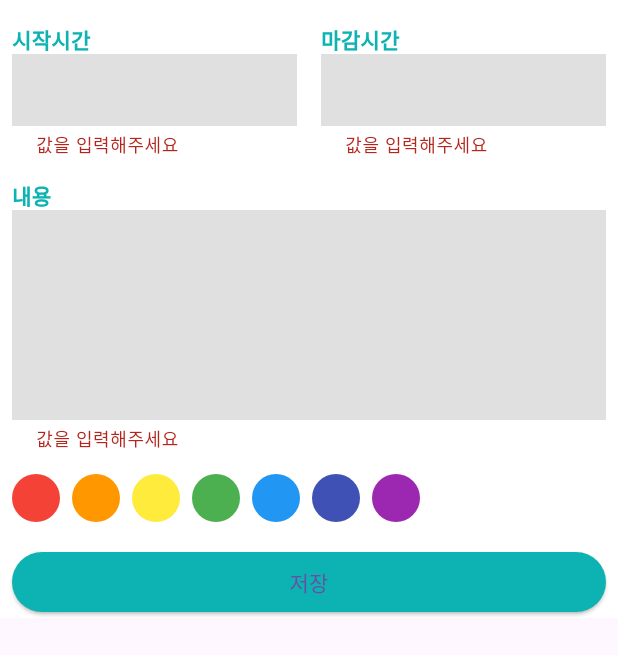
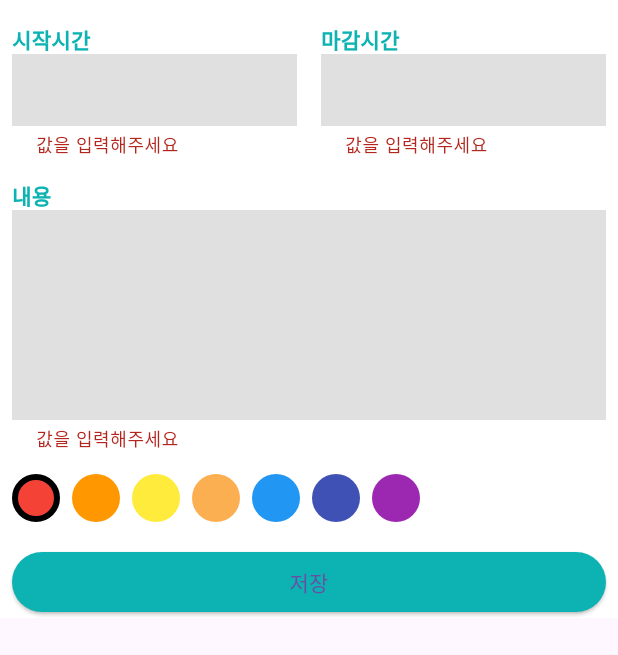
Before and after one commit to mxpower2k/calendar_scheduler, a Flutter app: the ScheduleBottomSheet widget shown alone on an empty page, opened directly, on a phone screen of 412 x 824 dp. Shown: the top 655 px of the screen. Run offline on Flutter 3.47's test engine with Material 3 defaults, Android fonts, the phone set to English and light mode, and no system bars; our stand-ins replace drift, get_it, table_calendar; accounts and stored records are empty; generated files the repository leaves out were written again.

Commit message:
2월28일 삼실 작업내용

```diff
--- a/lib/component/schedule_bottom_sheet.dart
+++ b/lib/component/schedule_bottom_sheet.dart
@@ -1,5 +1,9 @@
 import 'package:calendar_scheduler/const/colors.dart';
+import 'package:calendar_scheduler/database/drift_database.dart';
+import 'package:calendar_scheduler/model/category_color.dart';
 import 'package:flutter/material.dart';
+import 'package:get_it/get_it.dart';
+import 'package:calendar_scheduler/database/drift_database.dart';
 
 import 'custom_text_field.dart';
 
@@ -16,13 +20,11 @@ class _ScheduleBottomSheetState extends State<ScheduleBottomSheet> {
   int? startTime;
   int? endTime;
   String? content;
+  int? selectedColorId;
 
   @override
   Widget build(BuildContext context) {
-    final bottomInset = MediaQuery
-        .of(context)
-        .viewInsets
-        .bottom;
+    final bottomInset = MediaQuery.of(context).viewInsets.bottom;
     return GestureDetector(
       onTap: () {
         FocusScope.of(context).requestFocus(FocusNode());
@@ -30,10 +32,7 @@ class _ScheduleBottomSheetState extends State<ScheduleBottomSheet> {
       child: SafeArea(
         child: Container(
           color: Colors.white,
-          height: MediaQuery
-              .of(context)
-              .size
-              .height / 2 + bottomInset,
+          height: MediaQuery.of(context).size.height / 2 + bottomInset,
           child: Padding(
             padding: EdgeInsets.only(bottom: bottomInset),
             child: Padding(
@@ -44,20 +43,41 @@ class _ScheduleBottomSheetState extends State<ScheduleBottomSheet> {
                 child: Column(
                   crossAxisAlignment: CrossAxisAlignment.start,
                   children: [
-                    _Time(onStartSaved: (String? val) {
+                    _Time(
+                      onStartSaved: (String? val) {
                         startTime = int.parse(val!);
                       },
                       onEndSaved: (String? val) {
                         endTime = int.parse(val!);
-                      },),
+                      },
+                    ),
                     SizedBox(
                       height: 16.0,
                     ),
-                    _Content(onSaved: (String? val) {
+                    _Content(
+                      onSaved: (String? val) {
                         content = val!;
-                    },),
+                      },
+                    ),
                     SizedBox(height: 16.0),
-                    _ColorPicker(),
+                    FutureBuilder<List<CategoryColor>>(
+                        future: GetIt.I<LocalDatabase>().getCategoryColors(),
+                        builder: (context, snapshot) {
+                          if (snapshot.hasData &&
+                              selectedColorId == null &&
+                              snapshot.data!.isNotEmpty) {
+                            selectedColorId = snapshot.data![0].id;
+                          }
+                          return _ColorPicker(
+                            colors: snapshot.hasData ? snapshot.data! : [],
+                            selectedColorId: selectedColorId!,
+                            colorIdSetter: (int id) {
+                              setState(() {
+                                selectedColorId = id;
+                              });
+                            },
+                          );
+                        }),
                     SizedBox(height: 16.0),
                     _SaveButton(onPressed: onSavePressed),
                   ],
@@ -128,7 +148,10 @@ class _Time extends StatelessWidget {
 class _Content extends StatelessWidget {
   final FormFieldSetter<String> onSaved;
 
-  const _Content({required this.onSaved, super.key,});
+  const _Content({
+    required this.onSaved,
+    super.key,
+  });
 
   @override
   Widget build(BuildContext context) {
@@ -142,31 +165,55 @@ class _Content extends StatelessWidget {
   }
 }
 
+typedef ColorIdSetter = void Function(int id);
+
 class _ColorPicker extends StatelessWidget {
-  const _ColorPicker({super.key});
+  final List<CategoryColor> colors;
+  final int selectedColorId;
+  final ColorIdSetter colorIdSetter;
+
+  const _ColorPicker({
+    required this.colorIdSetter,
+    required this.colors,
+    required this.selectedColorId,
+    super.key,
+  });
 
   @override
   Widget build(BuildContext context) {
     return Wrap(
       spacing: 8.0,
       runSpacing: 10.0,
-      children: [
-        renderColor(Colors.red),
-        renderColor(Colors.orange),
-        renderColor(Colors.yellow),
-        renderColor(Colors.green),
-        renderColor(Colors.blue),
-        renderColor(Colors.indigo),
-        renderColor(Colors.purple),
-      ],
+      children: colors
+          .map((e) => GestureDetector(
+                onTap: () {
+                  colorIdSetter(e.id);
+                },
+                child: renderColor(
+                  e,
+                  selectedColorId == e.id,
+                ),
+              ))
+          .toList(),
     );
   }
 
-  Widget renderColor(Color color) {
+  Widget renderColor(CategoryColor color, bool isSelected) {
     return Container(
       decoration: BoxDecoration(
         shape: BoxShape.circle,
-        color: color,
+        color: Color(
+          int.parse(
+            'FF${color.hexCode}',
+            radix: 16,
+          ),
+        ),
+        border: isSelected
+            ? Border.all(
+                color: Colors.black,
+                width: 4.0,
+              )
+            : null,
       ),
       width: 32.0,
       height: 32.0,
--- a/lib/main.dart
+++ b/lib/main.dart
@@ -2,6 +2,7 @@ import 'package:calendar_scheduler/database/drift_database.dart';
 import 'package:calendar_scheduler/screen/home_screen.dart';
 import 'package:drift/drift.dart';
 import 'package:flutter/material.dart';
+import 'package:get_it/get_it.dart';
 import 'package:intl/date_symbol_data_local.dart';
 
 const DEFAULT_COLORS = [
@@ -19,6 +20,8 @@ void main() async {
   await initializeDateFormatting();
 
   final database = LocalDatabase();
+
+  GetIt.I.registerSingleton<LocalDatabase>(database);
 
   final colors = await database.getCategoryColors();
   if (colors.isEmpty) {
--- a/pubspec.yaml
+++ b/pubspec.yaml
@@ -41,6 +41,7 @@ dependencies:
   sqlite3_flutter_libs: ^0.5.0
   path_provider: ^2.0.0
   path: ^1.8.3
+  get_it: ^7.2.0
 
 dev_dependencies:
   flutter_test:
```
Also changed, not shown: pubspec.lock. Lines whose indentation alone changed are shown as unchanged.
